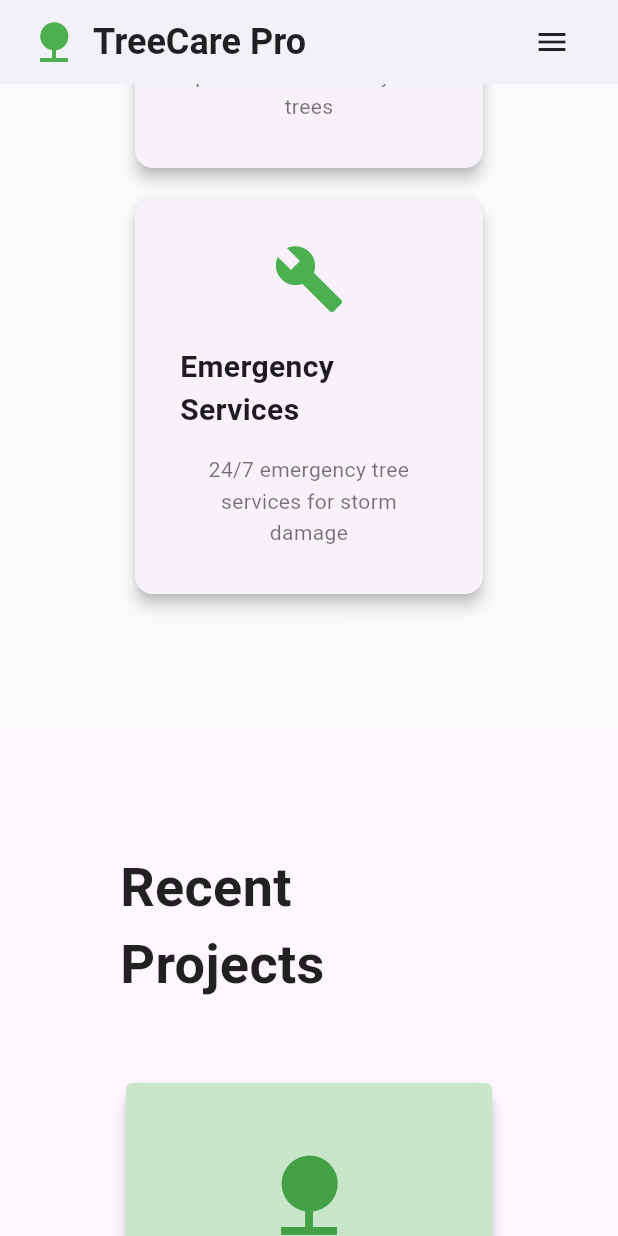
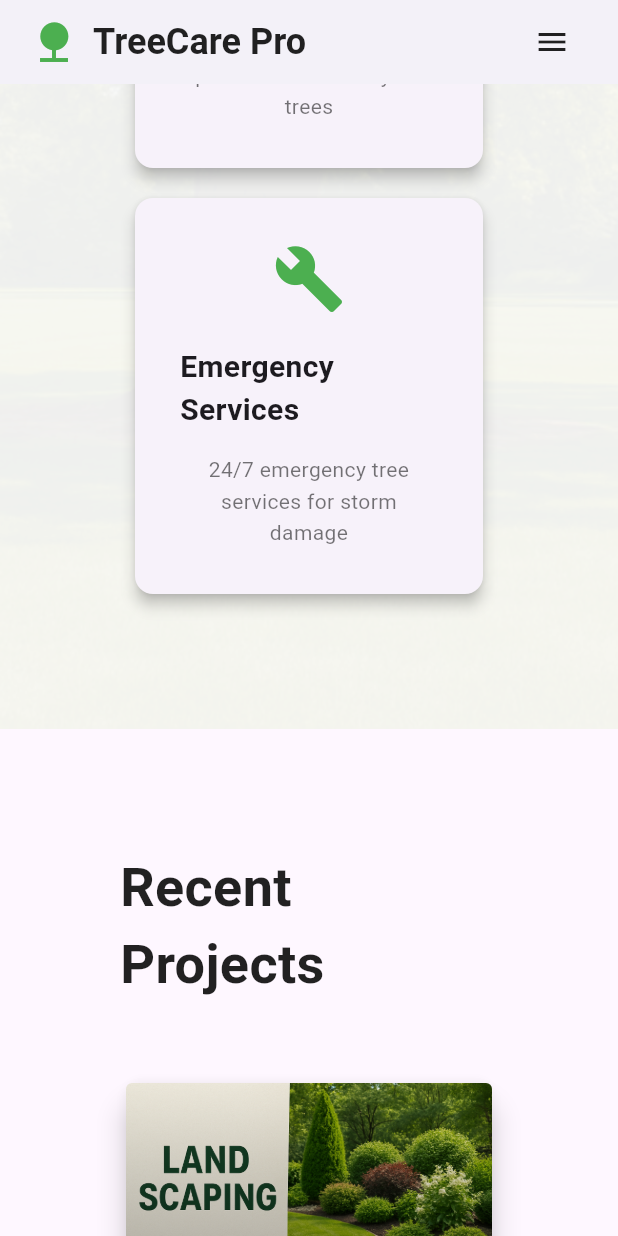
Before and after one commit to hardeepkumar9191/tree_pruning_website, a Flutter app: the screen it shows after launch, scrolled down 1728 dp, on a phone screen of 412 x 824 dp. Run offline on Flutter 3.47's test engine with Material 3 defaults, Android fonts, the phone set to English and light mode, and no system bars; our stand-ins replace google_fonts.

Commit message:
Enhance website with real images and improved visual appeal
- Added assets directory with img1.png, img2.png, img3.png
- Updated pubspec.yaml to include assets configuration
- Enhanced hero section with real background image and gradient overlay
- Replaced portfolio placeholder icons with professional project images
- Added subtle background images to services section
- Improved card elevation and visual styling throughout
- All sections now feature enhanced visual appeal with real imagery

```diff
--- a/lib/main.dart
+++ b/lib/main.dart
@@ -196,21 +196,24 @@ class _HomePageState extends State<HomePage> {
             offset: Offset(0, parallaxOffset),
             child: Container(
               height: MediaQuery.of(context).size.height + 200,
-              decoration: const BoxDecoration(
-                gradient: LinearGradient(
-                  begin: Alignment.topCenter,
-                  end: Alignment.bottomCenter,
-                  colors: [
-                    Color(0xFF2E7D32),
-                    Color(0xFF4CAF50),
-                  ],
+              decoration: BoxDecoration(
+                image: DecorationImage(
+                  image: AssetImage('assets/images/img1.png'),
+                  fit: BoxFit.cover,
                 ),
               ),
             ),
           ),
           Container(
             decoration: BoxDecoration(
-              color: Colors.black.withOpacity(0.3),
+              gradient: LinearGradient(
+                begin: Alignment.topCenter,
+                end: Alignment.bottomCenter,
+                colors: [
+                  Colors.black.withOpacity(0.4),
+                  Colors.green.withOpacity(0.3),
+                ],
+              ),
             ),
           ),
           Center(
@@ -276,7 +279,14 @@ class _HomePageState extends State<HomePage> {
   Widget _buildServicesSection(BuildContext context) {
     return Container(
       padding: const EdgeInsets.all(80),
-      color: Colors.grey[50],
+      decoration: BoxDecoration(
+        color: Colors.grey[50],
+        image: DecorationImage(
+          image: AssetImage('assets/images/img3.png'),
+          fit: BoxFit.cover,
+          opacity: 0.05,
+        ),
+      ),
       child: Column(
         children: [
           Text(
@@ -409,22 +419,40 @@ class _HomePageState extends State<HomePage> {
       'Hazardous Tree Removal',
     ];
 
+    final images = [
+      'assets/images/img2.png',
+      'assets/images/img3.png',
+      'assets/images/img1.png',
+      'assets/images/img2.png',
+      'assets/images/img3.png',
+      'assets/images/img1.png',
+    ];
+
     return Card(
-      elevation: 4,
+      elevation: 8,
       child: Column(
         crossAxisAlignment: CrossAxisAlignment.start,
         children: [
           Expanded(
             child: Container(
               decoration: BoxDecoration(
-                color: Colors.green[100],
                 borderRadius: const BorderRadius.vertical(top: Radius.circular(4)),
+                image: DecorationImage(
+                  image: AssetImage(images[index]),
+                  fit: BoxFit.cover,
+                ),
               ),
-              child: Center(
-                child: Icon(
-                  Icons.nature,
-                  size: 64,
-                  color: Colors.green[600],
+              child: Container(
+                decoration: BoxDecoration(
+                  borderRadius: const BorderRadius.vertical(top: Radius.circular(4)),
+                  gradient: LinearGradient(
+                    begin: Alignment.topCenter,
+                    end: Alignment.bottomCenter,
+                    colors: [
+                      Colors.transparent,
+                      Colors.black.withOpacity(0.3),
+                    ],
+                  ),
                 ),
               ),
             ),
--- a/pubspec.yaml
+++ b/pubspec.yaml
@@ -60,9 +60,8 @@ flutter:
   uses-material-design: true
 
   # To add assets to your application, add an assets section, like this:
-  # assets:
-  #   - images/a_dot_burr.jpeg
-  #   - images/a_dot_ham.jpeg
+  assets:
+    - assets/images/
 
   # An image asset can refer to one or more resolution-specific "variants", see
   # https://flutter.dev/to/resolution-aware-images
```
Also changed, not shown: assets/images/img1.png (added), assets/images/img2.png (added), assets/images/img3.png (added), img/img1.png (added), 3 other files.
